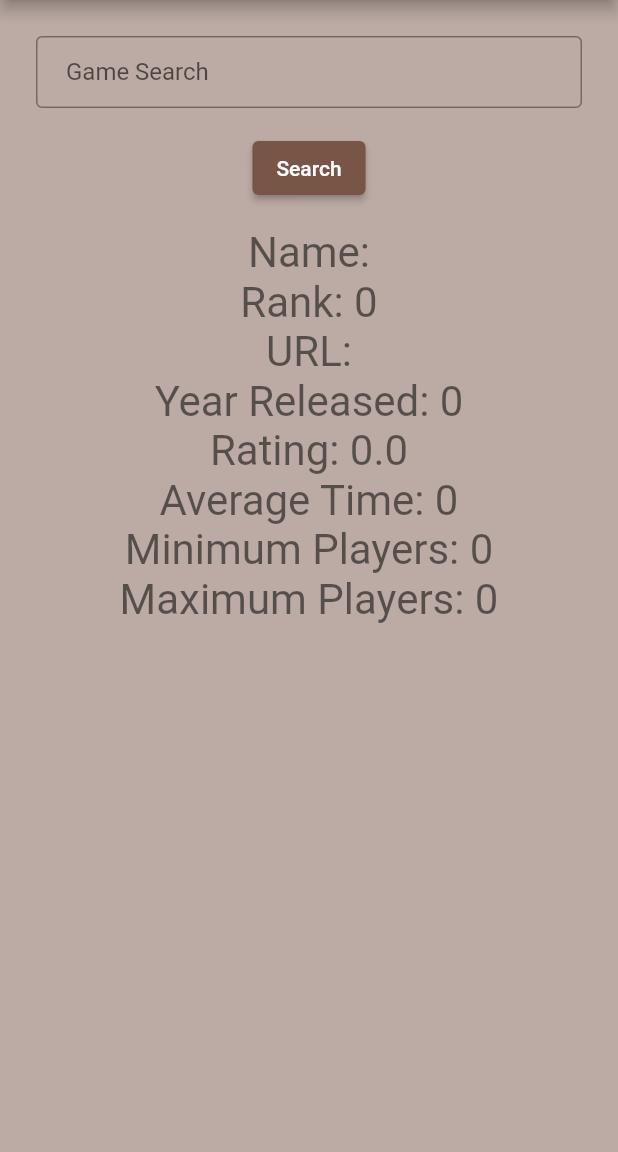
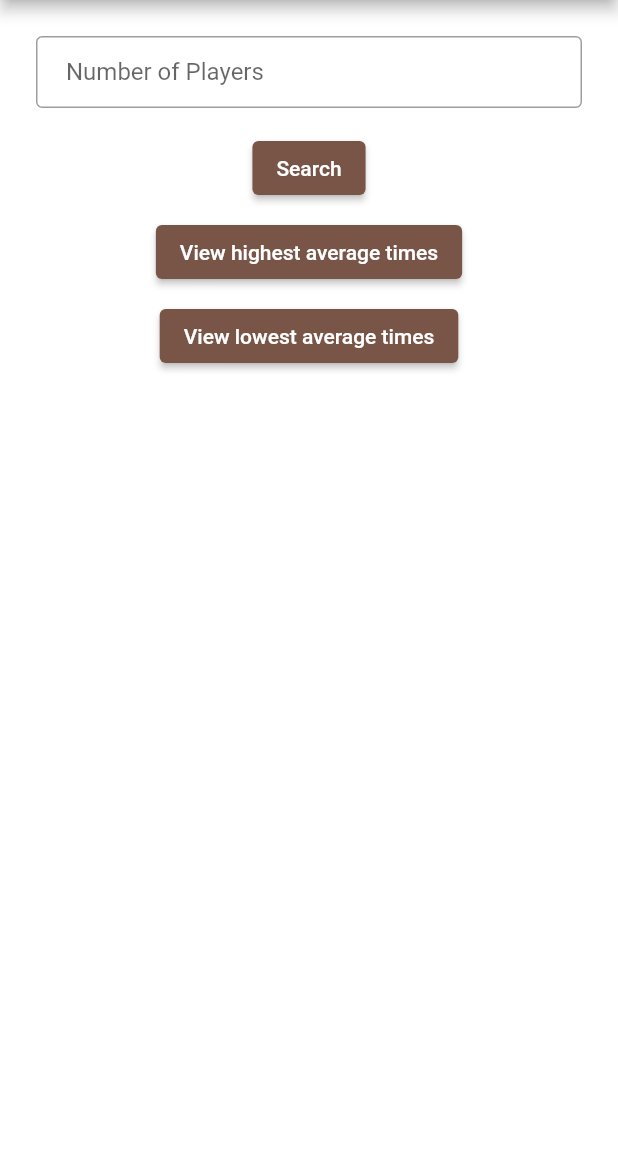
Before and after one commit to jakelang01/gamegeek, a Flutter app: the AdvancedSearchScreen screen opened directly, on a phone screen of 412 x 824 dp, the part 84-1236 px from its top. Run offline on Flutter 3.47's test engine with Material 2 defaults, Android fonts, the phone set to English and light mode, and no system bars; our stand-ins replace cloud_firestore, csv, firebase_core, youtube_player_flutter; missing offline and left inert: flutter_alarm_clock; accounts and stored records are empty.

Commit message:
Add advanced search functions
also refactored name search to require fewer database reads (I think)

```diff
--- a/lib/screens/advanced_search_screen.dart
+++ b/lib/screens/advanced_search_screen.dart
@@ -6,6 +6,7 @@ import 'package:flutter/services.dart';
 import 'dart:convert';
 
 final databaseReference = FirebaseFirestore.instance.collection("Data");
+const int searchLimit = 10; // change this to change the number of results displayed
 
 class AdvancedSearchScreen extends StatefulWidget {
 
@@ -26,76 +27,81 @@ class _AdvancedSearchScreen extends State<AdvancedSearchScreen> {
   int year = 0;
   double rating = 0;
   String nameText = '';
-  TextEditingController nameInput = TextEditingController();
+  TextEditingController numInput = TextEditingController();
 
-  Future<int> getRank(String name) async {
-    String nameDoc = name;
-    DocumentSnapshot data = await databaseReference.doc(nameDoc).get();
-    int thing = data.get('rank');
-    return Future.value(thing);
+  List<Widget> results = [];
+
+  // searchLimit games that allow at least num players
+  Future<void> numPlayerSearch(int num) async {
+    QuerySnapshot searchResult = await databaseReference
+        // .where('min_players',isLessThanOrEqualTo: num) // can only have one of these for some reason
+        .where('max_players',isGreaterThanOrEqualTo: num)
+        // .orderBy('avg_rating') // also can't do this it turns out.
+        .limit(searchLimit).get();
+    List<DocumentSnapshot> resultDocs = searchResult.docs;
+    results = [];
+    int i = 1;
+    for (var doc in resultDocs) {
+      results.add(createResult(doc,i));
+      i++;
+    }
+    setState(() {});
   }
 
-  Future<String> getURL(String name) async {
-    String nameDoc = name;
-    DocumentSnapshot data = await databaseReference.doc(nameDoc).get();
-    String thing = data.get('bgg_url');
-    return Future.value(thing);
+  // searchLimit shortest games
+  Future<void> ascTimeSearch() async {
+    QuerySnapshot searchResult = await databaseReference
+        .orderBy('avg_time').limit(searchLimit).get();
+    List<DocumentSnapshot> resultDocs = searchResult.docs;
+    results = [];
+    int i = 1;
+    for (var doc in resultDocs) {
+      results.add(createResult(doc,i));
+      i++;
+    }
+    setState(() {});
   }
 
-  Future<double> getAvgRating(String name) async {
-    String nameDoc = name;
-    DocumentSnapshot data = await databaseReference.doc(nameDoc).get();
-    double thing = data.get('avg_rating');
-    return Future.value(thing);
+  // searchLimit longest games
+  Future<void> descTimeSearch() async {
+    QuerySnapshot searchResult = await databaseReference
+        .orderBy('avg_time',descending: true).limit(searchLimit).get();
+    List<DocumentSnapshot> resultDocs = searchResult.docs;
+    results = [];
+    int i = 1;
+    for (var doc in resultDocs) {
+      results.add(createResult(doc,i));
+      i++;
+    }
+    setState(() {});
   }
 
-  Future<int> getMinPlayers(String name) async {
-    String nameDoc = name;
-    DocumentSnapshot data = await databaseReference.doc(nameDoc).get();
-    int thing = data.get('min_players');
-    return Future.value(thing);
-  }
-
-  Future<int> getMaxPlayers(String name) async {
-    String nameDoc = name;
-    DocumentSnapshot data = await databaseReference.doc(nameDoc).get();
-    int thing = data.get('max_players');
-    return Future.value(thing);
-  }
-
-  Future<int> getAvgTime(String name) async {
-    String nameDoc = name;
-    DocumentSnapshot data = await databaseReference.doc(nameDoc).get();
-    int thing = data.get('max_players');
-    return Future.value(thing);
-  }
-
-  Future<int> getYear(String name) async {
-    String nameDoc = name;
-    DocumentSnapshot data = await databaseReference.doc(nameDoc).get();
-    int thing = data.get('max_players');
-    return Future.value(thing);
-  }
-
-  Future<void> setGameInfo(String name) async {
-    var rankData = await getRank(name);
-    var urlData = await getURL(name);
-    var minPlayersData = await getMinPlayers(name);
-    var maxPlayersData = await getMaxPlayers(name);
-    var avgTimeData = await getAvgTime(name);
-    var yearData = await getYear(name);
-    var ratingData = await getAvgRating(name);
-
-    setState(() {
-      rank = rankData;
-      URL = urlData;
-      gameName = name;
-      minPlayers = minPlayersData;
-      maxPlayers = maxPlayersData;
-      avgTime = avgTimeData;
-      year = yearData;
-      rating = ratingData;
-    });
+  Widget createResult(DocumentSnapshot doc, int docIndex) {
+    var name = doc.get('names');
+    var rankData = doc.get('rank');
+    var urlData = doc.get('bgg_url');
+    var minPlayersData = doc.get('min_players');
+    var maxPlayersData = doc.get('max_players');
+    var avgTimeData = doc.get('avg_time');
+    var yearData = doc.get('year');
+    var ratingData = doc.get('avg_rating');
+    return Center(
+      child: Text(
+        '-$docIndex-'
+        '\nName: $name'
+            '\nRank: $rankData'
+            '\nURL: $urlData'
+            '\nYear Released: $yearData'
+            '\nRating: $ratingData'
+            '\nAverage Time: $avgTimeData'
+            '\nMinimum Players: $minPlayersData'
+            '\nMaximum Players: $maxPlayersData\n',
+        textAlign: TextAlign.center,
+        //overflow: TextOverflow.ellipsis,
+        textScaleFactor: 0.75,
+        style: Theme.of(context).textTheme.headline1,
+      ),
+    );
   }
 
   @override
@@ -110,7 +116,7 @@ class _AdvancedSearchScreen extends State<AdvancedSearchScreen> {
         title: Text('Game Geek Search'),
         centerTitle: true,
       ),
-      backgroundColor: Theme.of(context).backgroundColor,
+      //backgroundColor: Theme.of(context).backgroundColor,
       body: Padding(
         padding: const EdgeInsets.all(16.0),
         child: SingleChildScrollView(
@@ -119,9 +125,9 @@ class _AdvancedSearchScreen extends State<AdvancedSearchScreen> {
                 Padding(
                   padding: const EdgeInsets.symmetric(horizontal: 8, vertical: 8),
                   child: TextFormField(
-                    controller: nameInput,
+                    controller: numInput,
                     decoration: const InputDecoration(
-                      hintText: 'Game Search',
+                      hintText: 'Number of Players',
                       contentPadding: EdgeInsets.symmetric(vertical: 10, horizontal: 20.0),
                       border: OutlineInputBorder(),
                     ),
@@ -132,29 +138,31 @@ class _AdvancedSearchScreen extends State<AdvancedSearchScreen> {
                     child: ElevatedButton(
                       child: Text('Search'),
                       onPressed: () {
-                        nameText = nameInput.text;
-                        setGameInfo(nameText);
+                        numPlayerSearch(int.parse(numInput.value.text));
+                      },
+                    )
+                ),
+                Padding(
+                    padding: const EdgeInsets.symmetric(horizontal: 8, vertical: 0),
+                    child: ElevatedButton(
+                      child: Text('View highest average times'),
+                      onPressed: () {
+                        descTimeSearch();
+                      },
+                    )
+                ),
+                Padding(
+                    padding: const EdgeInsets.symmetric(horizontal: 8, vertical: 8),
+                    child: ElevatedButton(
+                      child: Text('View lowest average times'),
+                      onPressed: () {
+                        ascTimeSearch();
                       },
                     )
                 ),
                 Padding(
                   padding: const EdgeInsets.symmetric(horizontal: 8, vertical: 8),
-                  child: Center(
-                    child: Text(
-                      'Name: $gameName'
-                          '\nRank: $rank'
-                          '\nURL: $URL'
-                          '\nYear Released: $year'
-                          '\nRating: $rating'
-                          '\nAverage Time: $avgTime'
-                          '\nMinimum Players: $minPlayers'
-                          '\nMaximum Players: $maxPlayers',
-                      textAlign: TextAlign.center,
-                      //overflow: TextOverflow.ellipsis,
-                      textScaleFactor: 0.5,
-                      style: Theme.of(context).textTheme.headline2,
-                    ),
-                  ),
+                  child: Column(children: results,)
                 ),
               ]
           ),
--- a/lib/screens/game_search_screen.dart
+++ b/lib/screens/game_search_screen.dart
@@ -26,63 +26,15 @@ class _SearchScreen extends State<SearchScreen> {
   String nameText = '';
   TextEditingController nameInput = TextEditingController();
 
-  Future<int> getRank(String name) async {
-    String nameDoc = name;
-    DocumentSnapshot data =  await databaseReference.doc(nameDoc).get();
-    int thing = data.get('rank');
-    return Future.value(thing);
-  }
-
-  Future<String> getURL(String name) async {
-    String nameDoc = name;
-    DocumentSnapshot data =  await databaseReference.doc(nameDoc).get();
-    String thing = data.get('bgg_url');
-    return Future.value(thing);
-  }
-
-  Future<double> getAvgRating(String name) async {
-    String nameDoc = name;
-    DocumentSnapshot data =  await databaseReference.doc(nameDoc).get();
-    double thing = data.get('avg_rating');
-    return Future.value(thing);
-  }
-
-  Future<int> getMinPlayers(String name) async {
-    String nameDoc = name;
-    DocumentSnapshot data =  await databaseReference.doc(nameDoc).get();
-    int thing = data.get('min_players');
-    return Future.value(thing);
-  }
-
-  Future<int> getMaxPlayers(String name) async {
-    String nameDoc = name;
-    DocumentSnapshot data =  await databaseReference.doc(nameDoc).get();
-    int thing = data.get('max_players');
-    return Future.value(thing);
-  }
-
-  Future<int> getAvgTime(String name) async {
-    String nameDoc = name;
-    DocumentSnapshot data =  await databaseReference.doc(nameDoc).get();
-    int thing = data.get('max_players');
-    return Future.value(thing);
-  }
-
-  Future<int> getYear(String name) async {
-    String nameDoc = name;
-    DocumentSnapshot data =  await databaseReference.doc(nameDoc).get();
-    int thing = data.get('max_players');
-    return Future.value(thing);
-  }
-
   Future<void> setGameInfo(String name) async {
-    var rankData = await getRank(name);
-    var urlData = await getURL(name);
-    var minPlayersData = await getMinPlayers(name);
-    var maxPlayersData = await getMaxPlayers(name);
-    var avgTimeData = await getAvgTime(name);
-    var yearData = await getYear(name);
-    var ratingData = await getAvgRating(name);
+    DocumentSnapshot data =  await databaseReference.doc(name).get();
+    var rankData = data.get('rank');
+    var urlData = data.get('bgg_url');
+    var minPlayersData = data.get('min_players');
+    var maxPlayersData = data.get('max_players');
+    var avgTimeData = data.get('avg_time');
+    var yearData = data.get('year');
+    var ratingData = data.get('avg_rating');
 
     setState(() {
       rank = rankData;
@@ -108,7 +60,7 @@ class _SearchScreen extends State<SearchScreen> {
           title: Text('Game Geek Search'),
           centerTitle: true,
         ),
-        backgroundColor: Theme.of(context).backgroundColor,
+        //backgroundColor: Theme.of(context).backgroundColor,
         body: Padding(
             padding: const EdgeInsets.all(8),
               child: SingleChildScrollView(
@@ -162,8 +114,8 @@ class _SearchScreen extends State<SearchScreen> {
                               '\nMaximum Players: $maxPlayers',
                           textAlign: TextAlign.center,
                           //overflow: TextOverflow.ellipsis,
-                          textScaleFactor: 0.5,
-                          style: Theme.of(context).textTheme.headline2,
+                          textScaleFactor: 0.75,
+                          style: Theme.of(context).textTheme.headline1,
                         ),
                       ),
                     ),
--- a/lib/screens/settings_screen.dart
+++ b/lib/screens/settings_screen.dart
@@ -64,7 +64,7 @@ class _SettingsScreenState extends State<SettingsScreen> {
               ],
             ),
             Padding(
-              padding: EdgeInsets.symmetric(horizontal: 140,vertical: 5),
+              padding: EdgeInsets.symmetric(horizontal: 100,vertical: 5),
               child: ElevatedButton(
                 child: Text('View Profile'),
                 onPressed: () {
@@ -77,7 +77,7 @@ class _SettingsScreenState extends State<SettingsScreen> {
               ),
             ),
             Padding(
-              padding: EdgeInsets.symmetric(horizontal: 140),
+              padding: EdgeInsets.symmetric(horizontal: 100),
               child: ElevatedButton(
                 child: Text('Log Out'),
                 onPressed: () {
--- a/lib/screens/videos_screen.dart
+++ b/lib/screens/videos_screen.dart
@@ -95,7 +95,7 @@ class _VideosScreenState extends State<VideosScreen> {
                 ]
               ),
             ),
-            Padding(padding: EdgeInsets.only(left: 15,right: 270,top: 10),
+            Padding(padding: EdgeInsets.only(left: 15,right: 230,top: 10),
               child: ElevatedButton(
                 child: Text('See Results'),
                 onPressed: () {
@@ -103,7 +103,7 @@ class _VideosScreenState extends State<VideosScreen> {
                 },
               ),
             ),
-            Padding(padding: EdgeInsets.only(left: 15,right: 270,top: 10),
+            Padding(padding: EdgeInsets.only(left: 15,right: 230,top: 10),
               child: ElevatedButton(
                 child: Text('Other Videos'),
                 onPressed: () {
```
